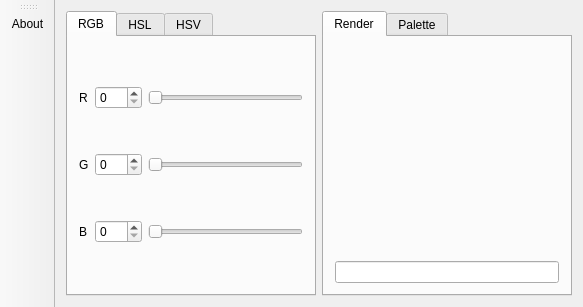
This is mainwindow.ui in Huluti/Coulr as Qt 5 draws it before an edit. The edited form follows.
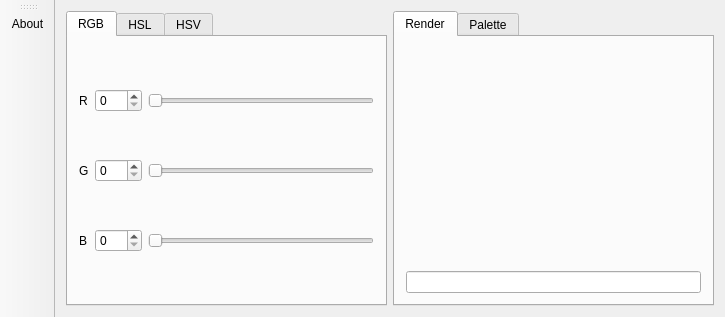
This is the edited form. Icons and pictures are not drawn.

The edit to the form file:
```diff
--- a/mainwindow.ui
+++ b/mainwindow.ui
@@ -6,8 +6,8 @@
    <rect>
     <x>0</x>
     <y>0</y>
-    <width>583</width>
-    <height>307</height>
+    <width>725</width>
+    <height>317</height>
    </rect>
   </property>
   <property name="windowTitle">
```
Left out of the diff: 2 changed lines with no effect on the pictures.
